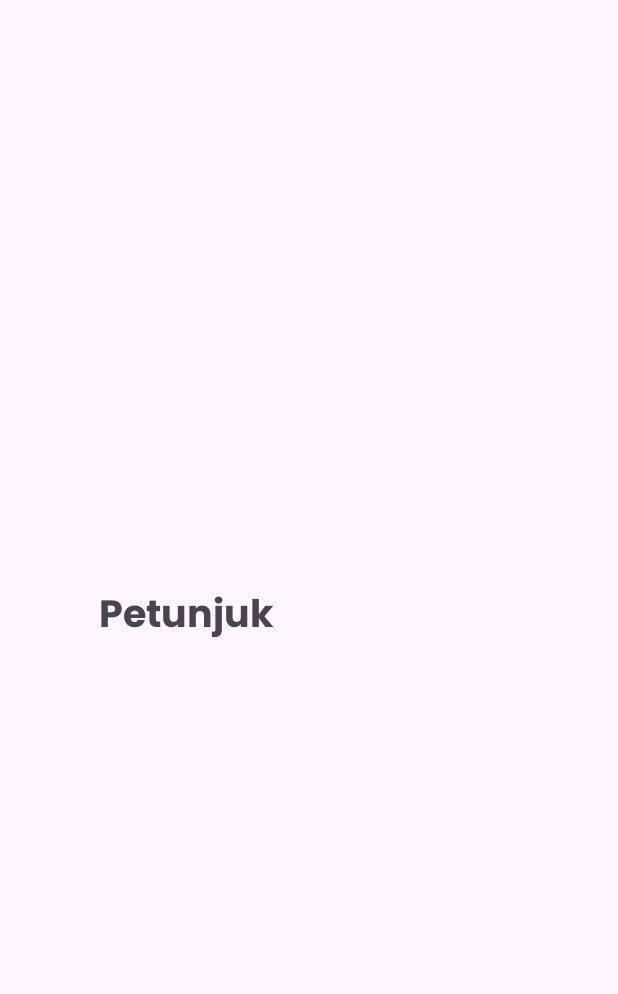
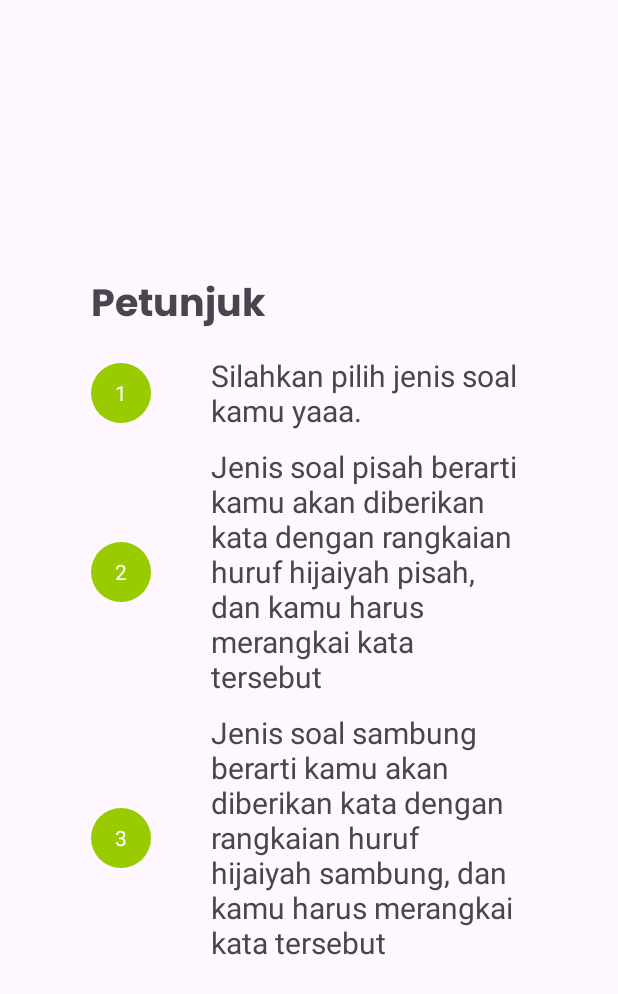
Before and after one commit to AsimaPrimaYohanaT/HijaiyahKu_New, an Android app: the layout fragment_hint_choose_quest.xml on its own in the app's theme, with its tools: preview values and no code run, on a phone screen of 412 x 824 dp. Shown: the top 994 px of the screen. Run offline under Robolectric (Android 15) with nearby library versions, the phone set to English and light mode, and no system bars.

Commit message:
add petunjuk

```diff
--- a/app/src/main/java/com/example/hijaiyahku_new/DaftarSoal.kt
+++ b/app/src/main/java/com/example/hijaiyahku_new/DaftarSoal.kt
@@ -21,7 +21,6 @@ class DaftarSoal : AppCompatActivity() {
     private lateinit var viewModel: DaftarSoalViewModel
     private lateinit var binding: ActivityDaftarSoalBinding
     private val hintDialog = HintFragment()
-
     override fun onCreate(savedInstanceState: Bundle?) {
         super.onCreate(savedInstanceState)
         binding = ActivityDaftarSoalBinding.inflate(layoutInflater)
@@ -41,12 +40,15 @@ class DaftarSoal : AppCompatActivity() {
             hintDialog.show(supportFragmentManager, "CustomDialog")
         }
 
+        binding.btnBack.setOnClickListener {
+            val back = Intent(this@DaftarSoal, ChooseQuest::class.java)
+            startActivity(back)
+        }
         if (jenis == "pisah") {
             viewModel.filter(SoalSortType.TYPE_1)
         } else if (jenis == "sambung") {
             viewModel.filter(SoalSortType.TYPE_2)
         }
-
         val adapter = DaftarSoalAdapter(viewModel) {  soal,arrId ->
             if(soal.isComplete){
                 val detailIntent = Intent(this@DaftarSoal, DetailQuest::class.java)
@@ -56,7 +58,6 @@ class DaftarSoal : AppCompatActivity() {
                 detailIntent.putExtra("SOAL", soal.id)
                 startActivity(detailIntent)
             }
-
         }
 
         viewModel.soal.observe(this) { pagedList ->
--- a/app/src/main/java/com/example/hijaiyahku_new/fragment/DaftarSoalFragment.kt
+++ b/app/src/main/java/com/example/hijaiyahku_new/fragment/DaftarSoalFragment.kt
@@ -10,20 +10,17 @@ import androidx.fragment.app.Fragment
 import com.example.hijaiyahku_new.R
 
 class DaftarSoalFragment : DialogFragment() {
-
     override fun onCreateDialog(savedInstanceState: Bundle?): Dialog {
         // Inflate the custom dialog layout
         val builder = AlertDialog.Builder(requireActivity())
         val inflater = requireActivity().layoutInflater
         val dialogView = inflater.inflate(R.layout.fragment_hint_choose_quest, null)
         builder.setView(dialogView)
-
 //        // Handle dialog button click or other interactions
 //        val closeButton = dialogView.findViewById<Button>(R.id.btnClose)
 //        closeButton.setOnClickListener {
 //            dismiss() // Close the dialog
 //        }
-
         return builder.create()
     }
 }
--- /dev/null
+++ b/app/src/main/res/drawable/baseline_music_note_24.xml
@@ -0,0 +1,5 @@
+<vector android:height="24dp" android:tint="#FFFFFF"
+    android:viewportHeight="24" android:viewportWidth="24"
+    android:width="24dp" xmlns:android="http://schemas.android.com/apk/res/android">
+    <path android:fillColor="@android:color/white" android:pathData="M12,3v10.55c-0.59,-0.34 -1.27,-0.55 -2,-0.55 -2.21,0 -4,1.79 -4,4s1.79,4 4,4 4,-1.79 4,-4V7h4V3h-6z"/>
+</vector>
--- /dev/null
+++ b/app/src/main/res/drawable/circle.xml
@@ -0,0 +1,6 @@
+<?xml version="1.0" encoding="utf-8"?>
+
+<shape xmlns:android="http://schemas.android.com/apk/res/android">
+    <solid android:color="@android:color/holo_green_light" />
+    <corners android:radius="300dp" />
+</shape>
--- a/app/src/main/res/layout/activity_main.xml
+++ b/app/src/main/res/layout/activity_main.xml
@@ -6,7 +6,6 @@
     android:layout_height="match_parent"
     android:background="@drawable/background"
     tools:context=".MainActivity">
-
     <View
         android:id="@+id/muslim_3"
         android:layout_width="wrap_content"
@@ -29,7 +28,6 @@
         android:layout_marginTop="325dp"
         android:background="@drawable/chil3" />
 
-
     <View
         android:id="@+id/btn_home"
         android:layout_width="152dp"
@@ -50,11 +48,12 @@
         android:layout_height="156dp"
         android:layout_alignParentLeft="true"
         android:layout_alignParentTop="true"
-
         android:layout_alignParentEnd="true"
         android:layout_marginLeft="0dp"
         android:layout_marginTop="60dp"
         android:layout_marginRight="25dp"
         android:background="@drawable/asset2" />
+-
+
 
 </RelativeLayout>
--- a/app/src/main/res/layout/fragment_hint_choose_quest.xml
+++ b/app/src/main/res/layout/fragment_hint_choose_quest.xml
@@ -1,6 +1,7 @@
 <?xml version="1.0" encoding="utf-8"?>
 <LinearLayout xmlns:android="http://schemas.android.com/apk/res/android"
-    android:layout_width="300dp"
+    android:layout_width="350dp"
+
     xmlns:app="http://schemas.android.com/apk/res-auto"
     android:layout_gravity="center"
     android:gravity="center"
@@ -13,21 +14,123 @@
     android:orientation="vertical">
 
     <!-- Add your custom dialog content here -->
-
-
-
     <androidx.appcompat.widget.LinearLayoutCompat
+        android:padding="20dp"
         android:layout_width="match_parent"
+        android:orientation="vertical"
         android:layout_height="wrap_content" >
         <TextView
+            android:layout_marginBottom="10dp"
             android:layout_width="wrap_content"
             android:layout_height="wrap_content"
             android:textSize="25sp"
             android:fontFamily="@font/poppins_bold"
             android:text="@string/petunjuk" />
 
+        <androidx.constraintlayout.widget.ConstraintLayout
+            android:layout_marginBottom="10dp"
+            android:layout_width="match_parent"
+            android:layout_height="wrap_content">
 
+            <LinearLayout
 
+                android:id="@+id/circle_layout"
+                android:gravity="center"
+                android:layout_width="40dp"
+                android:layout_height="40dp"
+                android:background="@drawable/circle"
+                app:layout_constraintBottom_toBottomOf="parent"
+                app:layout_constraintStart_toStartOf="parent"
+                app:layout_constraintTop_toTopOf="parent">
+                <TextView
+                    android:textColor="@color/white"
+                    android:layout_width="wrap_content"
+                    android:layout_height="wrap_content"
+                    android:text="1"
+                    />
+            </LinearLayout>
+
+            <TextView
+                android:textSize="20sp"
+                android:layout_marginLeft="40dp"
+                android:id="@+id/test"
+                android:layout_width="0dp"
+                android:layout_height="wrap_content"
+                android:text="@string/silahkan_pilih_jenis_soal_kamu_yaaa"
+                app:layout_constraintTop_toTopOf="parent"
+                app:layout_constraintBottom_toBottomOf="parent"
+                app:layout_constraintEnd_toEndOf="parent"
+                app:layout_constraintStart_toEndOf="@id/circle_layout"
+             />
+        </androidx.constraintlayout.widget.ConstraintLayout>
+        <androidx.constraintlayout.widget.ConstraintLayout
+            android:layout_width="match_parent"
+            android:layout_marginBottom="10dp"
+            android:layout_height="wrap_content">
+
+            <LinearLayout
+                android:id="@+id/circle_layout2"
+                android:gravity="center"
+                android:layout_width="40dp"
+                android:layout_height="40dp"
+                android:background="@drawable/circle"
+                app:layout_constraintBottom_toBottomOf="parent"
+                app:layout_constraintStart_toStartOf="parent"
+                app:layout_constraintTop_toTopOf="parent">
+                <TextView
+                    android:textColor="@color/white"
+                    android:layout_width="wrap_content"
+                    android:layout_height="wrap_content"
+                    android:text="2"
+                    />
+            </LinearLayout>
+
+            <TextView
+                android:textSize="20sp"
+                android:layout_marginLeft="40dp"
+
+                android:layout_width="0dp"
+                android:layout_height="wrap_content"
+                android:text="@string/petunjuk_pisah"
+                app:layout_constraintTop_toTopOf="parent"
+                app:layout_constraintBottom_toBottomOf="parent"
+                app:layout_constraintEnd_toEndOf="parent"
+                app:layout_constraintStart_toEndOf="@id/circle_layout2"
+                />
+        </androidx.constraintlayout.widget.ConstraintLayout>
+        <androidx.constraintlayout.widget.ConstraintLayout
+            android:layout_width="match_parent"
+            android:layout_height="wrap_content">
+
+            <LinearLayout
+                android:id="@+id/circle_layout3"
+                android:gravity="center"
+                android:layout_width="40dp"
+                android:layout_height="40dp"
+                android:background="@drawable/circle"
+                app:layout_constraintBottom_toBottomOf="parent"
+                app:layout_constraintStart_toStartOf="parent"
+                app:layout_constraintTop_toTopOf="parent">
+                <TextView
+                    android:textColor="@color/white"
+                    android:layout_width="wrap_content"
+                    android:layout_height="wrap_content"
+                    android:text="3"
+                    />
+            </LinearLayout>
+
+            <TextView
+                android:textSize="20sp"
+                android:layout_marginLeft="40dp"
+                android:layout_width="0dp"
+                android:layout_height="wrap_content"
+                android:text="@string/petunjuk_sambung"
+                app:layout_constraintTop_toTopOf="parent"
+                app:layout_constraintBottom_toBottomOf="parent"
+                app:layout_constraintEnd_toEndOf="parent"
+                app:layout_constraintStart_toEndOf="@id/circle_layout3"
+                />
+        </androidx.constraintlayout.widget.ConstraintLayout>
 
     </androidx.appcompat.widget.LinearLayoutCompat>
 
--- a/app/src/main/res/values/strings.xml
+++ b/app/src/main/res/values/strings.xml
@@ -18,4 +18,7 @@
     <string name="huruf_pisah">Huruf Pisah</string>
     <!-- TODO: Remove or change this placeholder text -->
     <string name="hello_blank_fragment">Hello blank fragment</string>
+    <string name="petunjuk_sambung">Jenis soal sambung berarti kamu akan diberikan kata dengan rangkaian huruf hijaiyah sambung, dan kamu harus merangkai kata tersebut</string>
+    <string name="petunjuk_pisah">Jenis soal pisah berarti kamu akan diberikan kata dengan rangkaian huruf hijaiyah pisah, dan kamu harus merangkai kata tersebut</string>
+    <string name="silahkan_pilih_jenis_soal_kamu_yaaa">Silahkan pilih jenis soal kamu yaaa.</string>
 </resources>
```
Also changed, not shown: app/src/main/java/com/example/hijaiyahku_new/ChooseQuest.kt (+0 -9 lines), app/src/main/res/layout/activity_detail_quest.xml (+0 -11 lines), app/src/main/res/drawable/circle.png (deleted).
